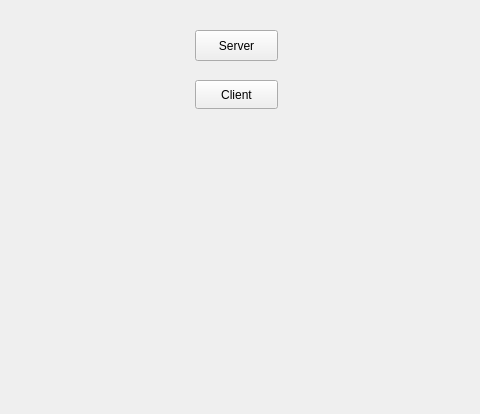
MahsaTK/SkullKing-MOONs-5, file QT/game_/MainMenu.ui: the form before one commit; both pictures show x 135 to 615 and y 0 to 414 of the 800 by 600 pixel window.
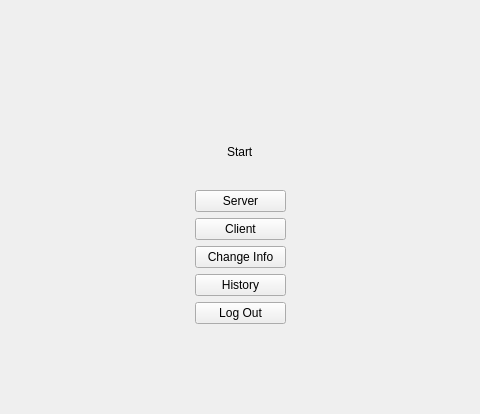
The form after the commit.

Commit message: main menu ui updated

What changed in the file:
```diff
--- a/QT/game_/MainMenu.ui
+++ b/QT/game_/MainMenu.ui
@@ -14,31 +14,63 @@
    <string>MainWindow</string>
   </property>
   <widget class="QWidget" name="centralwidget">
-   <widget class="QPushButton" name="ServerBtn">
+   <widget class="QWidget" name="">
     <property name="geometry">
      <rect>
       <x>330</x>
-      <y>30</y>
-      <width>83</width>
-      <height>31</height>
+      <y>120</y>
+      <width>91</width>
+      <height>204</height>
      </rect>
     </property>
-    <property name="text">
-     <string>Server</string>
-    </property>
-   </widget>
-   <widget class="QPushButton" name="ClientBtn">
-    <property name="geometry">
-     <rect>
-      <x>330</x>
-      <y>80</y>
-      <width>83</width>
-      <height>29</height>
-     </rect>
-    </property>
-    <property name="text">
-     <string>Client</string>
-    </property>
+    <layout class="QVBoxLayout" name="verticalLayout_2">
+     <item>
+      <layout class="QVBoxLayout" name="verticalLayout">
+       <item alignment="Qt::AlignHCenter|Qt::AlignVCenter">
+        <widget class="QLabel" name="start">
+         <property name="text">
+          <string>Start</string>
+         </property>
+        </widget>
+       </item>
+       <item>
+        <widget class="QPushButton" name="ServerBtn">
+         <property name="text">
+          <string>Server</string>
+         </property>
+        </widget>
+       </item>
+       <item>
+        <widget class="QPushButton" name="ClientBtn">
+         <property name="text">
+          <string>Client</string>
+         </property>
+        </widget>
+       </item>
+      </layout>
+     </item>
+     <item>
+      <widget class="QPushButton" name="changeInfo">
+       <property name="text">
+        <string>Change Info</string>
+       </property>
+      </widget>
+     </item>
+     <item>
+      <widget class="QPushButton" name="history">
+       <property name="text">
+        <string>History</string>
+       </property>
+      </widget>
+     </item>
+     <item>
+      <widget class="QPushButton" name="logOutBtn">
+       <property name="text">
+        <string>Log Out</string>
+       </property>
+      </widget>
+     </item>
+    </layout>
    </widget>
   </widget>
   <widget class="QMenuBar" name="menubar">
```
The commit also changes 2 other files.
